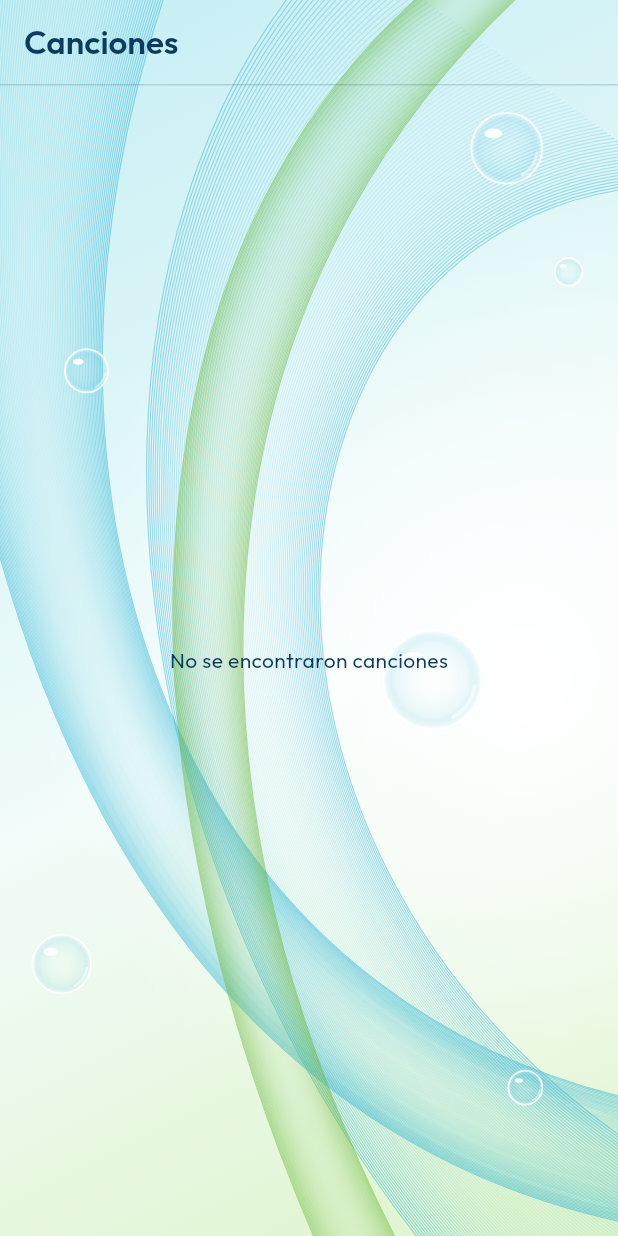
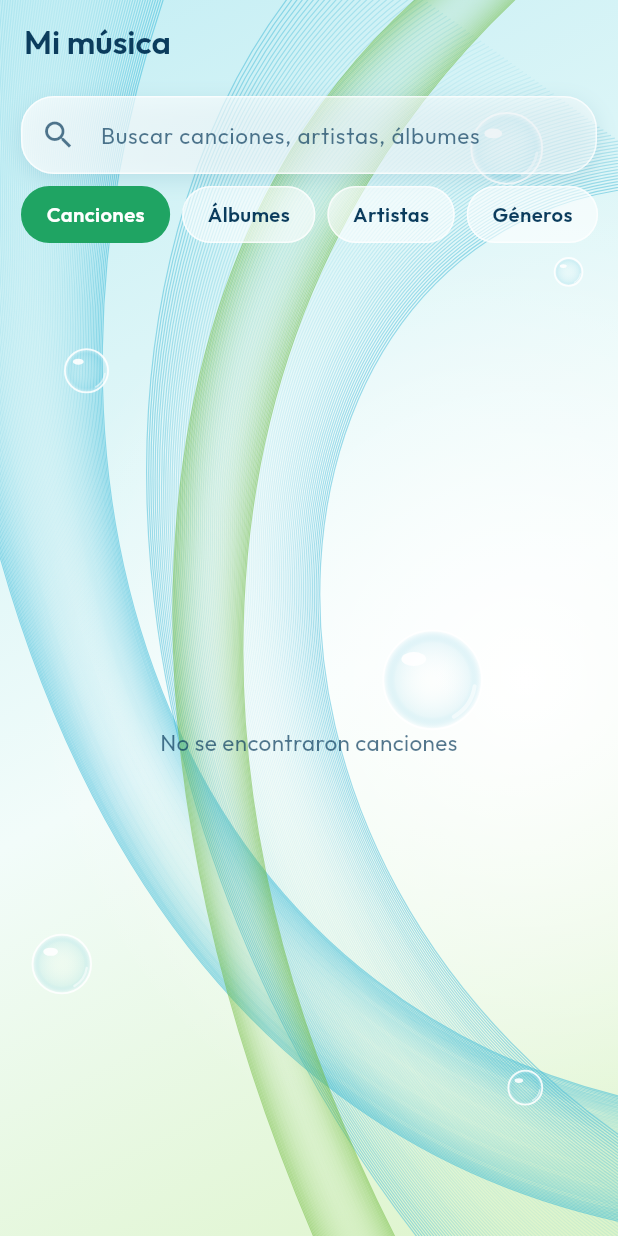
Before and after one commit to yungsander/uMusic, a Flutter app: the screen it shows after launch, on a phone screen of 412 x 824 dp. Run offline on Flutter 3.47's test engine with Material 3 defaults, Android fonts, the phone set to English and light mode, and no system bars; our stand-ins replace google_fonts, just_audio, material_ui, on_audio_query, permission_handler.

Commit message:
se agregó buscador, categorias por (canciones, artista, albumes y genero)

```diff
--- /dev/null
+++ b/lib/core/utils/text_utils.dart
@@ -0,0 +1,10 @@
+String normalize(String input) {
+  const from = 'áàäâãéèëêíìïîóòöôõúùüûñç';
+  const to = 'aaaaaeeeeiiiiooooouuuunc';
+  final buf = StringBuffer();
+  for (final ch in input.toLowerCase().split('')) {
+    final i = from.indexOf(ch);
+    buf.write(i >= 0 ? to[i] : ch);
+  }
+  return buf.toString().trim();
+}
--- a/lib/features/library/providers/library_provider.dart
+++ b/lib/features/library/providers/library_provider.dart
@@ -1,15 +1,44 @@
-import 'package:flutter/services.dart';
 import 'dart:io';
 import 'package:flutter/foundation.dart';
+import 'package:flutter/services.dart';
 import 'package:on_audio_query/on_audio_query.dart';
 import 'package:permission_handler/permission_handler.dart';
+import '../../../core/utils/text_utils.dart';
+
+enum LibraryTab { songs, albums, artists, genres }
+
+class SongGroup {
+  final String name;
+  final List<SongModel> songs;
+  const SongGroup(this.name, this.songs);
+}
 
 class LibraryProvider extends ChangeNotifier {
   final OnAudioQuery _query = OnAudioQuery();
 
   List<SongModel> songs = [];
+  List<SongModel> visibleSongs = [];
+  List<SongGroup> visibleGroups = [];
   bool loading = true;
   bool permissionDenied = false;
+
+  LibraryTab tab = LibraryTab.songs;
+  String query = '';
+
+  final Map<LibraryTab, List<SongGroup>> _groups = {};
+  final Map<int, String> _haystack = {};
+
+  void setTab(LibraryTab t) {
+    tab = t;
+    _applyFilter();
+    notifyListeners();
+  }
+
+  void setQuery(String q) {
+    query = q;
+    _applyFilter();
+    notifyListeners();
+  }
 
   Future<void> load() async {
     loading = true;
@@ -32,6 +61,9 @@ class LibraryProvider extends ChangeNotifier {
 
       // Descarta audios muy cortos (tonos, notas de voz)
       songs = result.where((s) => (s.duration ?? 0) > 30000).toList();
+      _buildIndex();
+      _buildGroups();
+      _applyFilter();
     } catch (e) {
       debugPrint('Error al cargar la biblioteca: $e');
     } finally {
@@ -40,12 +72,67 @@ class LibraryProvider extends ChangeNotifier {
     }
   }
 
+  String _clean(String? v, String fallback) {
+    if (v == null || v.isEmpty || v == '<unknown>') return fallback;
+    return v;
+  }
+
+  void _buildIndex() {
+    _haystack.clear();
+    for (final s in songs) {
+      _haystack[s.id] = normalize(
+        '${s.title} ${_clean(s.artist, '')} ${_clean(s.album, '')}',
+      );
+    }
+  }
+
+  void _buildGroups() {
+    _groups[LibraryTab.albums] = _groupBy(
+      (s) => _clean(s.album, 'Álbum desconocido'),
+      sortSongs: (a, b) => (a.track ?? 0).compareTo(b.track ?? 0),
+    );
+    _groups[LibraryTab.artists] =
+        _groupBy((s) => _clean(s.artist, 'Artista desconocido'));
+    _groups[LibraryTab.genres] =
+        _groupBy((s) => _clean(s.genre, 'Sin género'));
+  }
+
+  List<SongGroup> _groupBy(
+    String Function(SongModel) key, {
+    int Function(SongModel, SongModel)? sortSongs,
+  }) {
+    final map = <String, List<SongModel>>{};
+    for (final s in songs) {
+      map.putIfAbsent(key(s), () => []).add(s);
+    }
+    if (sortSongs != null) {
+      for (final list in map.values) {
+        list.sort(sortSongs);
+      }
+    }
+    return map.entries.map((e) => SongGroup(e.key, e.value)).toList()
+      ..sort((a, b) => normalize(a.name).compareTo(normalize(b.name)));
+  }
+
+  void _applyFilter() {
+    final q = normalize(query);
+    if (tab == LibraryTab.songs) {
+      visibleSongs = q.isEmpty
+          ? songs
+          : songs.where((s) => (_haystack[s.id] ?? '').contains(q)).toList();
+    } else {
+      final all = _groups[tab] ?? const <SongGroup>[];
+      visibleGroups = q.isEmpty
+          ? all
+          : all.where((g) => normalize(g.name).contains(q)).toList();
+    }
+  }
+
   Future<bool> _requestPermission() async {
     if (Platform.isIOS) {
       return (await Permission.mediaLibrary.request()).isGranted;
     }
 
-    // Si ya está concedido, no hace falta volver a pedirlo
     if (await Permission.audio.isGranted) return true;
 
     // Al arrancar, la Activity a veces aún no está lista: reintenta
--- a/lib/features/library/screens/library_screen.dart
+++ b/lib/features/library/screens/library_screen.dart
@@ -5,7 +5,11 @@ import '../../../widgets/aero.dart';
 import '../../../widgets/mini_player.dart';
 import '../../player/providers/player_provider.dart';
 import '../providers/library_provider.dart';
+import '../widgets/category_chips.dart';
+import '../widgets/group_tile.dart';
+import '../widgets/search_field.dart';
 import '../widgets/song_tile.dart';
+import 'group_screen.dart';
 
 class LibraryScreen extends StatefulWidget {
   const LibraryScreen({super.key});
@@ -26,25 +30,50 @@ class _LibraryScreenState extends State<LibraryScreen> {
   @override
   Widget build(BuildContext context) {
     final lib = context.watch<LibraryProvider>();
-    // Solo se reconstruye cuando cambia la canción actual
     final currentId =
         context.select<PlayerProvider, int?>((p) => p.current?.id);
 
     return AeroScaffold(
       appBar: AppBar(
-        title: const Text('Canciones',
-            style: TextStyle(fontWeight: FontWeight.w600)),
-        bottom: const PreferredSize(
-          preferredSize: Size.fromHeight(1),
-          child: Divider(height: 1, color: AppColors.border),
+        title: const Text(
+          'Mi música',
+          style: TextStyle(fontWeight: FontWeight.w600),
         ),
       ),
-      body: _body(lib, currentId),
+      body: Column(
+        children: [
+          const SearchField(),
+          const CategoryChips(),
+          Expanded(
+            child: AnimatedSwitcher(
+              duration: const Duration(milliseconds: 200),
+              child: KeyedSubtree(
+                key: ValueKey(lib.tab),
+                child: _content(lib, currentId),
+              ),
+            ),
+          ),
+        ],
+      ),
       bottomNavigationBar: const MiniPlayer(),
     );
   }
 
-  Widget _body(LibraryProvider lib, int? currentId) {
+  Widget _message(String text) => Center(
+        child: Padding(
+          padding: const EdgeInsets.all(24),
+          child: Text(
+            text,
+            textAlign: TextAlign.center,
+            style: const TextStyle(
+              fontSize: 15,
+              color: AppColors.textSecondary,
+            ),
+          ),
+        ),
+      );
+
+  Widget _content(LibraryProvider lib, int? currentId) {
     if (lib.loading) {
       return const Center(child: CircularProgressIndicator());
     }
@@ -64,15 +93,45 @@ class _LibraryScreenState extends State<LibraryScreen> {
       );
     }
     if (lib.songs.isEmpty) {
-      return const Center(child: Text('No se encontraron canciones'));
+      return _message('No se encontraron canciones');
+    }
+
+    if (lib.tab == LibraryTab.songs) {
+      if (lib.visibleSongs.isEmpty) {
+        return _message('Sin resultados para «${lib.query}»');
+      }
+      return ListView.builder(
+        keyboardDismissBehavior: ScrollViewKeyboardDismissBehavior.onDrag,
+        padding: const EdgeInsets.only(top: 4, bottom: 12),
+        itemCount: lib.visibleSongs.length,
+        itemBuilder: (_, i) {
+          final song = lib.visibleSongs[i];
+          return SongTile(
+            song: song,
+            isCurrent: song.id == currentId,
+            onTap: () =>
+                context.read<PlayerProvider>().playQueue(lib.visibleSongs, i),
+          );
+        },
+      );
+    }
+
+    if (lib.visibleGroups.isEmpty) {
+      return _message('Sin resultados para «${lib.query}»');
     }
     return ListView.builder(
-      itemCount: lib.songs.length,
-      itemBuilder: (_, i) => SongTile(
-        song: lib.songs[i],
-        isCurrent: lib.songs[i].id == currentId,
-        onTap: () => context.read<PlayerProvider>().playQueue(lib.songs, i),
-      ),
+      keyboardDismissBehavior: ScrollViewKeyboardDismissBehavior.onDrag,
+      padding: const EdgeInsets.only(top: 4, bottom: 12),
+      itemCount: lib.visibleGroups.length,
+      itemBuilder: (_, i) {
+        final group = lib.visibleGroups[i];
+        return GroupTile(
+          group: group,
+          onTap: () => Navigator.of(context).push(
+            MaterialPageRoute(builder: (_) => GroupScreen(group: group)),
+          ),
+        );
+      },
     );
   }
 }
--- /dev/null
+++ b/lib/features/library/widgets/category_chips.dart
@@ -0,0 +1,77 @@
+import 'package:material_ui/material_ui.dart';
+import 'package:provider/provider.dart';
+import '../../../core/theme/app_theme.dart';
+import '../providers/library_provider.dart';
+
+class CategoryChips extends StatelessWidget {
+  const CategoryChips({super.key});
+
+  static const _labels = {
+    LibraryTab.songs: 'Canciones',
+    LibraryTab.albums: 'Álbumes',
+    LibraryTab.artists: 'Artistas',
+    LibraryTab.genres: 'Géneros',
+  };
+
+  @override
+  Widget build(BuildContext context) {
+    final tab = context.select<LibraryProvider, LibraryTab>((p) => p.tab);
+
+    return SizedBox(
+      height: 46,
+      child: ListView(
+        scrollDirection: Axis.horizontal,
+        padding: const EdgeInsets.symmetric(horizontal: 14, vertical: 4),
+        children: [
+          for (final t in LibraryTab.values)
+            Padding(
+              padding: const EdgeInsets.only(right: 8),
+              child: _Chip(
+                label: _labels[t]!,
+                selected: t == tab,
+                onTap: () => context.read<LibraryProvider>().setTab(t),
+              ),
+            ),
+        ],
+      ),
+    );
+  }
+}
+
+class _Chip extends StatelessWidget {
+  final String label;
+  final bool selected;
+  final VoidCallback onTap;
+
+  const _Chip({
+    required this.label,
+    required this.selected,
+    required this.onTap,
+  });
+
+  @override
+  Widget build(BuildContext context) {
+    return GestureDetector(
+      onTap: onTap,
+      child: AnimatedContainer(
+        duration: const Duration(milliseconds: 220),
+        padding: const EdgeInsets.symmetric(horizontal: 16, vertical: 8),
+        decoration: BoxDecoration(
+          borderRadius: BorderRadius.circular(20),
+          color: selected ? AppColors.primary : const Color(0x99FFFFFF),
+          border: Border.all(
+            color: selected ? AppColors.primary : const Color(0xB3FFFFFF),
+          ),
+        ),
+        child: Text(
+          label,
+          style: TextStyle(
+            fontSize: 13.5,
+            fontWeight: FontWeight.w600,
+            color: selected ? Colors.white : AppColors.textPrimary,
+          ),
+        ),
+      ),
+    );
+  }
+}
--- /dev/null
+++ b/lib/features/library/widgets/search_field.dart
@@ -0,0 +1,77 @@
+import 'package:material_ui/material_ui.dart';
+import 'package:provider/provider.dart';
+import '../../../core/theme/app_theme.dart';
+import '../providers/library_provider.dart';
+
+class SearchField extends StatefulWidget {
+  const SearchField({super.key});
+
+  @override
+  State<SearchField> createState() => _SearchFieldState();
+}
+
+class _SearchFieldState extends State<SearchField> {
+  final _controller = TextEditingController();
+
+  @override
+  void dispose() {
+    _controller.dispose();
+    super.dispose();
+  }
+
+  @override
+  Widget build(BuildContext context) {
+    final lib = context.read<LibraryProvider>();
+
+    return Container(
+      margin: const EdgeInsets.fromLTRB(14, 8, 14, 4),
+      decoration: BoxDecoration(
+        borderRadius: BorderRadius.circular(22),
+        border: Border.all(color: const Color(0xB3FFFFFF)),
+        gradient: const LinearGradient(
+          begin: Alignment.topLeft,
+          end: Alignment.bottomRight,
+          colors: [Color(0xB8FFFFFF), Color(0x73FFFFFF)],
+        ),
+        boxShadow: const [
+          BoxShadow(
+            color: Color(0x1F0B5C80),
+            blurRadius: 12,
+            offset: Offset(0, 4),
+          ),
+        ],
+      ),
+      child: TextField(
+        controller: _controller,
+        onChanged: lib.setQuery,
+        textInputAction: TextInputAction.search,
+        cursorColor: AppColors.primary,
+        style: const TextStyle(fontSize: 15, color: AppColors.textPrimary),
+        decoration: InputDecoration(
+          hintText: 'Buscar canciones, artistas, álbumes',
+          hintStyle: const TextStyle(color: AppColors.textSecondary),
+          filled: false,
+          border: InputBorder.none,
+          enabledBorder: InputBorder.none,
+          focusedBorder: InputBorder.none,
+          contentPadding: const EdgeInsets.symmetric(vertical: 14),
+          prefixIcon:
+              const Icon(Icons.search, color: AppColors.textSecondary),
+          suffixIcon: ValueListenableBuilder<TextEditingValue>(
+            valueListenable: _controller,
+            builder: (_, value, __) {
+              if (value.text.isEmpty) return const SizedBox.shrink();
+              return IconButton(
+                icon: const Icon(Icons.close, color: AppColors.textSecondary),
+                onPressed: () {
+                  _controller.clear();
+                  lib.setQuery('');
+                },
+              );
+            },
+          ),
+        ),
+      ),
+    );
+  }
+}
```
Also changed, not shown: lib/features/library/screens/group_screen.dart (added, +41 -0 lines), lib/features/library/widgets/group_tile.dart (added, +78 -0 lines).
